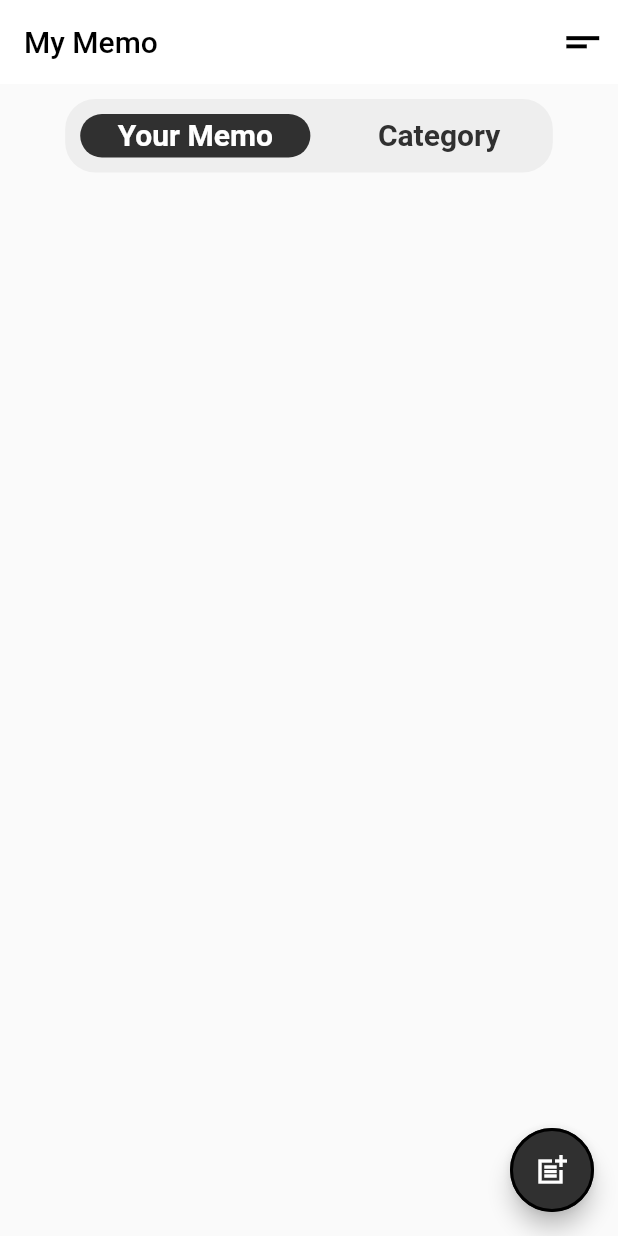
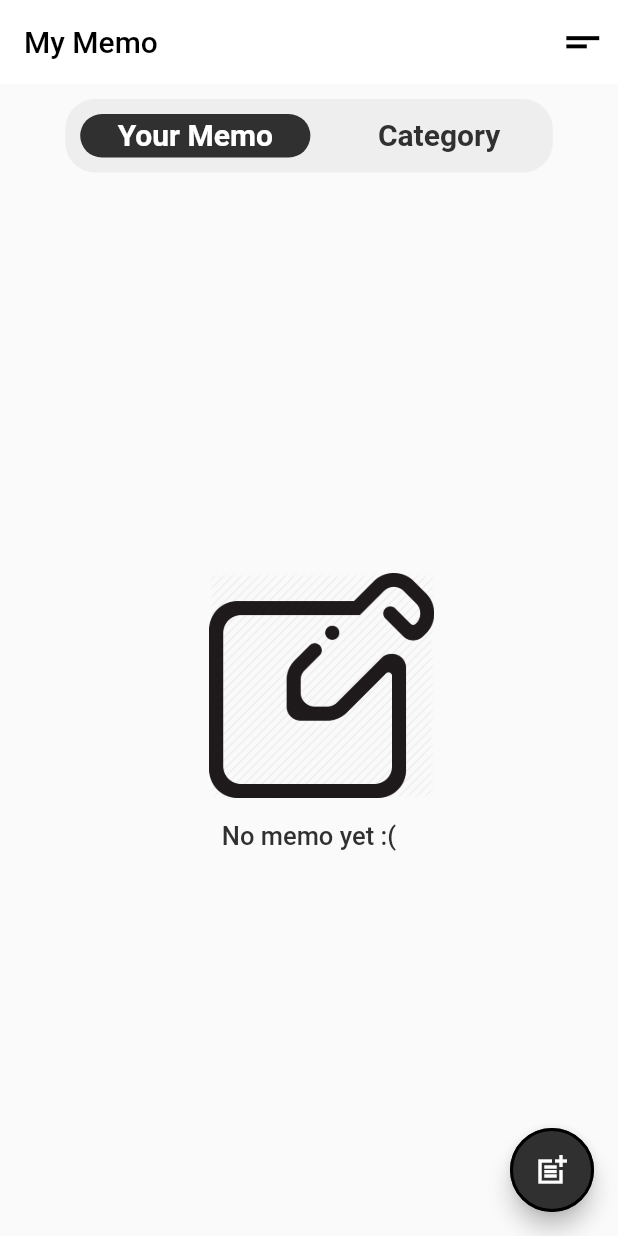
Before and after one commit to abdulrahmansaleh01/flutter-memo-app, a Flutter app: the screen it shows after launch, on a phone screen of 412 x 824 dp. Run offline on Flutter 3.47's test engine with Material 2 defaults, Android fonts, the phone set to English and light mode, and no system bars; our stand-ins replace sqflite; accounts and stored records are empty.

Commit message:
menambahkan kondisi widget pada tabbarview memo dan kategori ketika ada/tidaknya data list

```diff
--- a/lib/pages/home.dart
+++ b/lib/pages/home.dart
@@ -103,21 +103,74 @@ class _HomeState extends State<Home> with SingleTickerProviderStateMixin {
               controller: _tabController,
               children: [
                 // TAB VIEW MEMO
-                TabViewMemo(
+                memoList.length > 0
+                    ? TabViewMemo(
                         countMemo: countMemo,
                         memoList: memoList,
                         dbHelper: dbHelper,
                         updateListViewMemo: updateListViewMemo,
-                    navigateToEntryFormMemo: navigateToEntryFormMemo),
+                        navigateToEntryFormMemo: navigateToEntryFormMemo)
+                    : Column(
+                        mainAxisAlignment: MainAxisAlignment.center,
+                        children: [
+                          Container(
+                            margin: EdgeInsets.only(left: 17),
+                            width: 150,
+                            height: 150,
+                            decoration: BoxDecoration(
+                              // color: Colors.blue,
+                              image: DecorationImage(
+                                // fit: BoxFit.fill,
+                                image: AssetImage('assets/memo-icon.png'),
+                              ),
+                            ),
+                          ),
+                          SizedBox(
+                            height: 15,
+                          ),
+                          Text("No memo yet :(",
+                              style: TextStyle(
+                                  fontWeight: FontWeight.w500,
+                                  fontSize: 17,
+                                  color: Colors.grey[850]))
+                        ],
+                      ),
 
                 // TAB VIEW CATEGORY MEMO
-                TabViewCategory(
+                categoryList.length > 0
+                    ? TabViewCategory(
                         countCategory: countCategory,
                         categoryList: categoryList,
                         dbHelper: dbHelper,
                         updateListViewCategory: updateListViewCategory,
                         updateListViewMemo: updateListViewMemo,
-                    navigateToEntryFormCategory: navigateToEntryFormCategory),
+                        navigateToEntryFormCategory:
+                            navigateToEntryFormCategory)
+                    : Column(
+                        mainAxisAlignment: MainAxisAlignment.center,
+                        children: [
+                          Container(
+                            margin: EdgeInsets.only(right: 10),
+                            width: 170,
+                            height: 170,
+                            decoration: BoxDecoration(
+                              // color: Colors.blue,
+                              image: DecorationImage(
+                                // fit: BoxFit.fill,
+                                image: AssetImage('assets/category-icon.png'),
+                              ),
+                            ),
+                          ),
+                          SizedBox(
+                            height: 5,
+                          ),
+                          Text("No category yet :(",
+                              style: TextStyle(
+                                  fontWeight: FontWeight.w500,
+                                  fontSize: 17,
+                                  color: Colors.grey[850]))
+                        ],
+                      ),
               ],
             ),
           )
```
Lines whose indentation alone changed are shown as unchanged.
